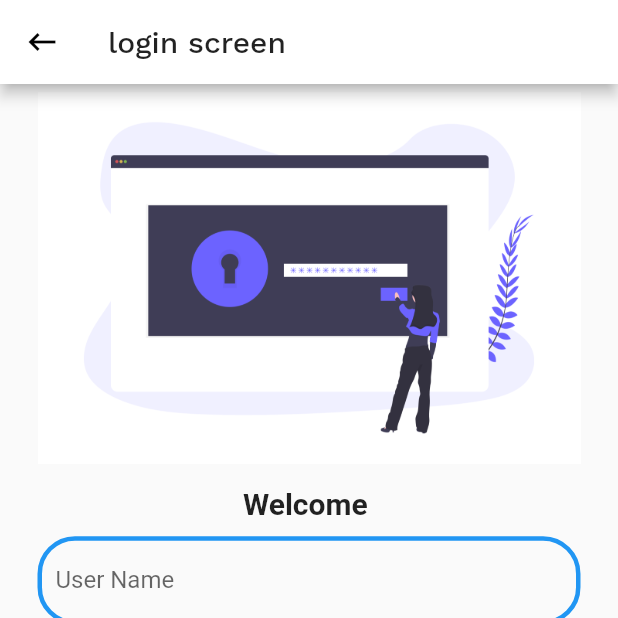
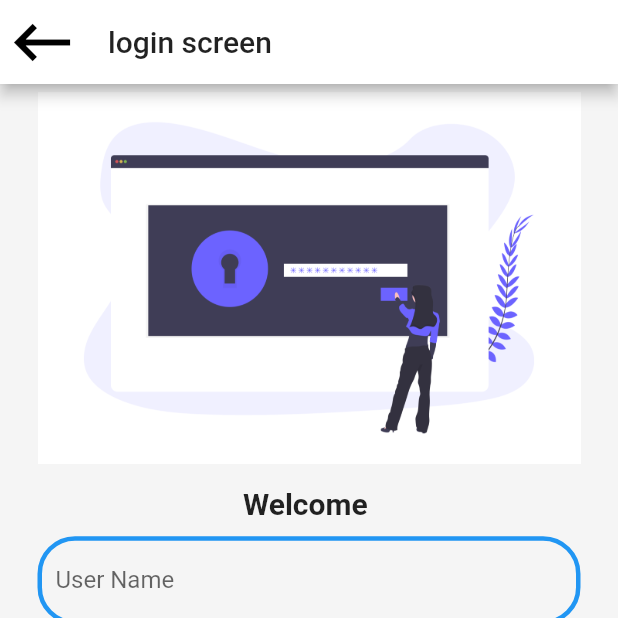
Before and after one commit to AbdurRehman-coder/codepure_crashCourse, a Flutter app: the LoginScreen screen opened by its route, on a phone screen of 412 x 824 dp, the top half of it. Run offline on Flutter 3.47's test engine with Material 2 defaults, Android fonts, the phone set to English and light mode, and no system bars; our stand-ins replace google_fonts, velocity_x; network calls fail.

Commit message:
bug: working on some widget overflow

```diff
--- a/lib/main.dart
+++ b/lib/main.dart
@@ -15,7 +15,9 @@ import 'package:flutter/material.dart';
     // TODO: implement build
     return MaterialApp(
 debugShowCheckedModeBanner: false,
-       theme: MyTheme.lightTheme(context),
+      themeMode: ThemeMode.system,
+      theme: MyTheme.lightTheme(context),
+      darkTheme: MyTheme.darkTheme(context),
       initialRoute: MyRoutes.homeScreenRoute,
       routes: {
         MyRoutes.homeScreenRoute: (context) => HomePage(),
--- a/lib/widgets/Theme.dart
+++ b/lib/widgets/Theme.dart
@@ -1,48 +1,113 @@
+
+
 import 'package:flutter/cupertino.dart';
 import 'package:flutter/material.dart';
+import 'package:flutter/rendering.dart';
 import 'package:google_fonts/google_fonts.dart';
 
-class MyTheme{
-
-  static ThemeData lightTheme(BuildContext context) =>    ThemeData(
-      primaryColor: Colors.teal,
+class MyTheme {
+  static ThemeData lightTheme(BuildContext context) => ThemeData(
+        primaryColor: Colors.cyan,
         primarySwatch: Colors.teal,
+        cardColor: Colors.white,
+        canvasColor: creamColor,
+        accentColor: darkBlushColor,
         appBarTheme: AppBarTheme(
           color: Colors.white,
-        textTheme: GoogleFonts.workSansTextTheme(
-          Theme
-              .of(context)
-              .textTheme,
+     // Icon Theme Data
+          iconTheme: IconThemeData(
+            color: Colors.black,
+            size: 50,
+          ),
+        ),
+        //Text Theme Data
+
+        textTheme: TextTheme(
+          headline2: TextStyle(
+            color: darkBlushColor,
+            fontWeight: FontWeight.bold,
+            fontSize: 25,
+          ),
+          headline4: TextStyle(
+            color: darkBlushColor,
+            fontSize: 20,
+            fontWeight: FontWeight.w400,
+          ),
+          subtitle1: TextStyle(
+            color: Colors.grey[800],
+
+          )
+        ),
+
+        //ThemeData for Elevated Buttons
+        elevatedButtonTheme: ElevatedButtonThemeData(
+
+          style: ButtonStyle(
+            textStyle: MaterialStateProperty.all(
+              TextStyle(
+              //  color: Colors.green,
+               // fontWeight: FontWeight.bold,
 
               ),
-        iconTheme: IconThemeData(
-          color: Colors.black,
             ),
+              padding: MaterialStateProperty.all(
+                EdgeInsets.all(10),
+              ),
+              shape: MaterialStateProperty.all(RoundedRectangleBorder(
+                borderRadius: BorderRadius.circular(12),
+              )),
+              backgroundColor: MaterialStateProperty.all(
+                darkBlushColor,
+              ),
+              foregroundColor: MaterialStateProperty.all(
+                Colors.white,
+              ),
+              shadowColor: MaterialStateProperty.all(
+                Colors.greenAccent,
+              )),
         ),
 
+    // FloatingActionButton theme data for Light
+        floatingActionButtonTheme: FloatingActionButtonThemeData(
+          backgroundColor: Theme.of(context).canvasColor,
+          shape: StadiumBorder(),
+        ),
       );
 
   // Theme for Dark Screen
-static ThemeData darkTheme(BuildContext context) =>  ThemeData(
-  brightness: Brightness.dark,
-  primaryColor: Colors.teal,
-  //primarySwatch: Colors.teal,
+  static ThemeData darkTheme(BuildContext context) => ThemeData(
+        canvasColor: Colors.grey[900],
+        cardColor: Colors.black,
+      accentColor: darkBlushColor,
         appBarTheme: AppBarTheme(
           color: Colors.black54,
           textTheme: GoogleFonts.workSansTextTheme(
             Theme.of(context).textTheme.apply(
                   bodyColor: Colors.white,
                 ),
+          ),
+          iconTheme: IconThemeData(
+            color: Colors.white,
+            size: 50,
+          ),
+        ),
+//Theme data for Eleveted Button for Dark
+        elevatedButtonTheme: ElevatedButtonThemeData(
+            style: ButtonStyle(
+                shape: MaterialStateProperty.all(StadiumBorder()),
+                backgroundColor: MaterialStateProperty.all(
+                  Colors.deepPurple,
+                ),
+                foregroundColor: MaterialStateProperty.all(
+                  Colors.white,
+                ),
+                shadowColor: MaterialStateProperty.all(
+                  Colors.greenAccent,
+                ))),
+      );
 
 
 
-    ),
-    iconTheme: IconThemeData(
-      color: Colors.white,
-    ),
-  ),
-
-);
   static Color creamColor = Color(0xfff5f5f5);
   static Color darkBlushColor = Color(0xff403b58);
 }
```
Also changed, not shown: lib/Pages/homeScreen.dart (+36 -9 lines), lib/Pages/product_detail_page.dart (+10 -7 lines), lib/widgets/productDetailPage/catalog_header.dart (+7 -3 lines), lib/widgets/productDetailPage/catalog_image.dart (+8 -7 lines), lib/widgets/productDetailPage/catalog_list.dart (+32 -19 lines). Lines whose indentation alone changed are shown as unchanged.
